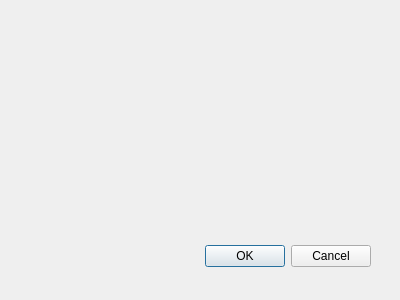
Old version of the form FCheddar/calendar.ui in the repository alu0101278919/OS_Project_FCheddar.
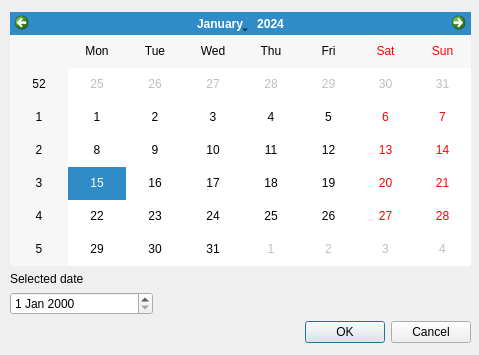
New version of the form.

Commit message: Filtering with calendar and scheduler settings improvements

The edit to the form file:
```diff
--- a/FCheddar/calendar.ui
+++ b/FCheddar/calendar.ui
@@ -8,28 +8,84 @@
    <rect>
     <x>0</x>
     <y>0</y>
-    <width>400</width>
-    <height>300</height>
+    <width>479</width>
+    <height>355</height>
    </rect>
   </property>
   <property name="windowTitle">
    <string>Dialog</string>
   </property>
-  <widget class="QDialogButtonBox" name="buttonBox">
+  <widget class="QWidget" name="">
    <property name="geometry">
     <rect>
-     <x>30</x>
-     <y>240</y>
-     <width>341</width>
-     <height>32</height>
+     <x>10</x>
+     <y>12</y>
+     <width>461</width>
+     <height>331</height>
     </rect>
    </property>
-   <property name="orientation">
-    <enum>Qt::Horizontal</enum>
-   </property>
-   <property name="standardButtons">
-    <set>QDialogButtonBox::Cancel|QDialogButtonBox::Ok</set>
-   </property>
+   <layout class="QVBoxLayout" name="verticalLayout_2">
+    <item>
+     <widget class="QCalendarWidget" name="calendarWidget">
+      <property name="sizePolicy">
+       <sizepolicy hsizetype="Minimum" vsizetype="Minimum">
+        <horstretch>0</horstretch>
+        <verstretch>0</verstretch>
+       </sizepolicy>
+      </property>
+     </widget>
+    </item>
+    <item>
+     <layout class="QHBoxLayout" name="horizontalLayout">
+      <item>
+       <layout class="QVBoxLayout" name="verticalLayout">
+        <item>
+         <widget class="QLabel" name="selectedDateLabel">
+          <property name="sizePolicy">
+           <sizepolicy hsizetype="Fixed" vsizetype="Fixed">
+            <horstretch>0</horstretch>
+            <verstretch>0</verstretch>
+           </sizepolicy>
+          </property>
+          <property name="text">
+           <string>Selected date</string>
+          </property>
+         </widget>
+        </item>
+        <item>
+         <widget class="QDateEdit" name="selectedDateEdit"/>
+        </item>
+       </layout>
+      </item>
+      <item>
+       <spacer name="horizontalSpacer">
+        <property name="orientation">
+         <enum>Qt::Horizontal</enum>
+        </property>
+        <property name="sizeType">
+         <enum>QSizePolicy::Maximum</enum>
+        </property>
+        <property name="sizeHint" stdset="0">
+         <size>
+          <width>318</width>
+          <height>20</height>
+         </size>
+        </property>
+       </spacer>
+      </item>
+     </layout>
+    </item>
+    <item>
+     <widget class="QDialogButtonBox" name="acceptRejectButtons">
+      <property name="orientation">
+       <enum>Qt::Horizontal</enum>
+      </property>
+      <property name="standardButtons">
+       <set>QDialogButtonBox::Cancel|QDialogButtonBox::Ok</set>
+      </property>
+     </widget>
+    </item>
+   </layout>
   </widget>
  </widget>
  <pixmapfunction/>
```
Left out of the diff: 43 changed lines with no effect on the pictures. The commit also changes 8 other files.
